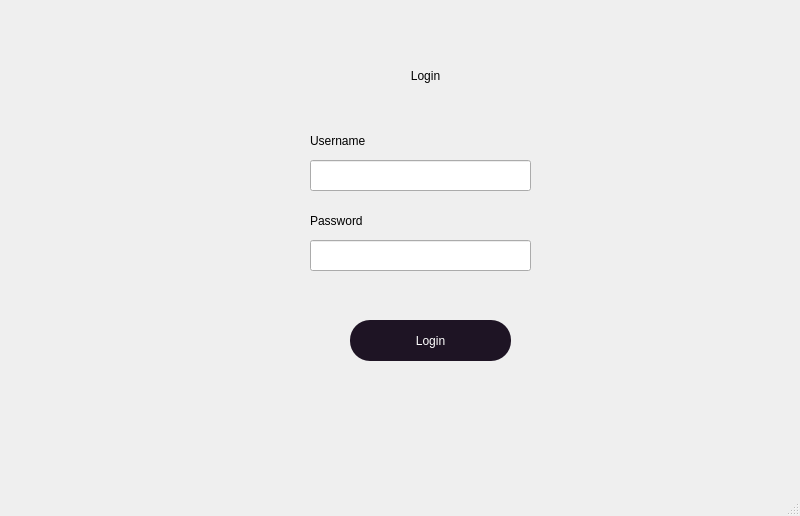
The window that Resources/Ui/Login.ui (Darshitjivani/MBAS) describes before a commit, drawn with Qt 5.
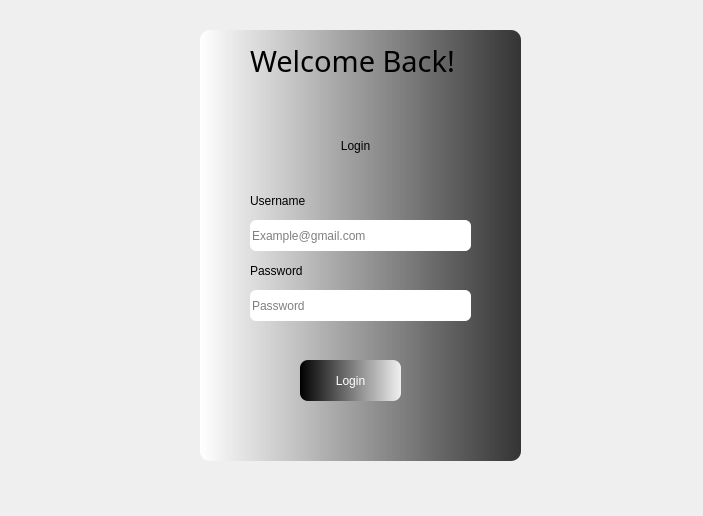
The same window after the commit.

The edit to the form file:
```diff
--- a/Resources/Ui/Login.ui
+++ b/Resources/Ui/Login.ui
@@ -6,7 +6,7 @@
    <rect>
     <x>0</x>
     <y>0</y>
-    <width>800</width>
+    <width>703</width>
     <height>516</height>
    </rect>
   </property>
@@ -17,28 +17,83 @@
    <widget class="QWidget" name="widget" native="true">
     <property name="geometry">
      <rect>
-      <x>0</x>
-      <y>0</y>
-      <width>821</width>
-      <height>471</height>
+      <x>200</x>
+      <y>30</y>
+      <width>321</width>
+      <height>431</height>
      </rect>
     </property>
     <property name="styleSheet">
-     <string notr="true"/>
+     <string notr="true">QWidget {
+	background-color: qlineargradient(spread:pad, x1:0, y1:0, x2:1, y2:0, stop:0 rgba(255, 255, 255, 250), stop:1 rgba(0, 0, 0, 200));
+	font: 75 10pt &quot;Sitka Small&quot;;
+
+  border-radius: 10px;
+
+color: rgb(255, 255, 255);
+
+}
+
+
+
+QPushButton{
+
+border-radius:08px;
+background-color: qlineargradient(spread:pad, x1:0, y1:0, x2:1, y2:0, stop:0 rgba(0, 0, 0, 255), stop:1 rgba(245, 245, 245, 245));
+	font: 75 14pt &quot;Sitka Small&quot;;
+}
+QPushButton:selected {
+  background: #1464A0;
+  color: #19232d;
+}
+
+QPushButton:hover {
+  border-radius: 08px;
+  padding: 5px;
+  background-color:#4b4b4b;
+  border: 1px solid ;
+  
+}
+
+QLabel{
+color: rgb(0, 0, 0);
+}
+
+QLineEdit {
+    border: 0px solid gray;
+    border-radius: 06px;
+    background-color:white;
+	color:rgb(0, 0, 0);
+
+}
+
+QLineEdit:hover {
+  border-radius: 06px;
+  padding: 5px;
+  border: 0px solid rgb(52, 52, 52);
+  color: rgb(0, 0,0);
+}
+
+
+
+
+</string>
     </property>
     <widget class="QLabel" name="label">
      <property name="geometry">
       <rect>
-       <x>330</x>
-       <y>50</y>
-       <width>191</width>
-       <height>51</height>
+       <x>120</x>
+       <y>100</y>
+       <width>71</width>
+       <height>31</height>
       </rect>
      </property>
      <property name="styleSheet">
-      <string notr="true">
+      <string notr="true">background-color:transparent;
+	font: 75 18pt &quot;Sitka Small&quot;;
 
-font: 75 30pt &quot;MS Shell Dlg 2&quot;;</string>
+
+</string>
      </property>
      <property name="text">
       <string>Login</string>
@@ -50,17 +105,14 @@
     <widget class="QPushButton" name="pbLogin">
      <property name="geometry">
       <rect>
-       <x>350</x>
-       <y>320</y>
-       <width>161</width>
+       <x>100</x>
+       <y>330</y>
+       <width>101</width>
        <height>41</height>
       </rect>
      </property>
      <property name="styleSheet">
-      <string notr="true">border-radius:20px;
-background-color: rgb(30, 20, 36);
-font: 75 13pt &quot;MS Shell Dlg 2&quot;;
-color: rgb(255, 255, 255);</string>
+      <string notr="true"/>
      </property>
      <property name="text">
       <string>Login</string>
@@ -69,34 +121,447 @@
     <widget class="QLineEdit" name="leUserName">
      <property name="geometry">
       <rect>
-       <x>310</x>
-       <y>160</y>
+       <x>50</x>
+       <y>190</y>
        <width>221</width>
        <height>31</height>
       </rect>
      </property>
+     <property name="palette">
+      <palette>
+       <active>
+        <colorrole role="WindowText">
+         <brush brushstyle="SolidPattern">
+          <color alpha="255">
+           <red>0</red>
+           <green>0</green>
+           <blue>0</blue>
+          </color>
+         </brush>
+        </colorrole>
+        <colorrole role="Button">
+         <brush brushstyle="SolidPattern">
+          <color alpha="255">
+           <red>255</red>
+           <green>255</green>
+           <blue>255</blue>
+          </color>
+         </brush>
+        </colorrole>
+        <colorrole role="Text">
+         <brush brushstyle="SolidPattern">
+          <color alpha="255">
+           <red>0</red>
+           <green>0</green>
+           <blue>0</blue>
+          </color>
+         </brush>
+        </colorrole>
+        <colorrole role="ButtonText">
+         <brush brushstyle="SolidPattern">
+          <color alpha="255">
+           <red>0</red>
+           <green>0</green>
+           <blue>0</blue>
+          </color>
+         </brush>
+        </colorrole>
+        <colorrole role="Base">
+         <brush brushstyle="SolidPattern">
+          <color alpha="255">
+           <red>255</red>
+           <green>255</green>
+           <blue>255</blue>
+          </color>
+         </brush>
+        </colorrole>
+        <colorrole role="Window">
+         <brush brushstyle="SolidPattern">
+          <color alpha="255">
+           <red>255</red>
+           <green>255</green>
+           <blue>255</blue>
+          </color>
+         </brush>
+        </colorrole>
+        <colorrole role="PlaceholderText">
+         <brush brushstyle="NoBrush">
+          <color alpha="128">
+           <red>0</red>
+           <green>0</green>
+           <blue>0</blue>
+          </color>
+         </brush>
+        </colorrole>
+       </active>
+       <inactive>
+        <colorrole role="WindowText">
+         <brush brushstyle="SolidPattern">
+          <color alpha="255">
+           <red>0</red>
+           <green>0</green>
+           <blue>0</blue>
+          </color>
+         </brush>
+        </colorrole>
+        <colorrole role="Button">
+         <brush brushstyle="SolidPattern">
+          <color alpha="255">
+           <red>255</red>
+           <green>255</green>
+           <blue>255</blue>
+          </color>
+         </brush>
+        </colorrole>
+        <colorrole role="Text">
+         <brush brushstyle="SolidPattern">
+          <color alpha="255">
+           <red>0</red>
+           <green>0</green>
+           <blue>0</blue>
+          </color>
+         </brush>
+        </colorrole>
+        <colorrole role="ButtonText">
+         <brush brushstyle="SolidPattern">
+          <color alpha="255">
+           <red>0</red>
+           <green>0</green>
+           <blue>0</blue>
+          </color>
+         </brush>
+        </colorrole>
+        <colorrole role="Base">
+         <brush brushstyle="SolidPattern">
+          <color alpha="255">
+           <red>255</red>
+           <green>255</green>
+           <blue>255</blue>
+          </color>
+         </brush>
+        </colorrole>
+        <colorrole role="Window">
+         <brush brushstyle="SolidPattern">
+          <color alpha="255">
+           <red>255</red>
+           <green>255</green>
+           <blue>255</blue>
+          </color>
+         </brush>
+        </colorrole>
+        <colorrole role="PlaceholderText">
+         <brush brushstyle="NoBrush">
+          <color alpha="128">
+           <red>0</red>
+           <green>0</green>
+           <blue>0</blue>
+          </color>
+         </brush>
+        </colorrole>
+       </inactive>
+       <disabled>
+        <colorrole role="WindowText">
+         <brush brushstyle="SolidPattern">
+          <color alpha="255">
+           <red>0</red>
+           <green>0</green>
+           <blue>0</blue>
+          </color>
+         </brush>
+        </colorrole>
+        <colorrole role="Button">
+         <brush brushstyle="SolidPattern">
+          <color alpha="255">
+           <red>255</red>
+           <green>255</green>
+           <blue>255</blue>
+          </color>
+         </brush>
+        </colorrole>
+        <colorrole role="Text">
+         <brush brushstyle="SolidPattern">
+          <color alpha="255">
+           <red>0</red>
+           <green>0</green>
+           <blue>0</blue>
+          </color>
+         </brush>
+        </colorrole>
+        <colorrole role="ButtonText">
+         <brush brushstyle="SolidPattern">
+          <color alpha="255">
+           <red>0</red>
+           <green>0</green>
+           <blue>0</blue>
+          </color>
+         </brush>
+        </colorrole>
+        <colorrole role="Base">
+         <brush brushstyle="SolidPattern">
+          <color alpha="255">
+           <red>255</red>
+           <green>255</green>
+           <blue>255</blue>
+          </color>
+         </brush>
+        </colorrole>
+        <colorrole role="Window">
+         <brush brushstyle="SolidPattern">
+          <color alpha="255">
+           <red>255</red>
+           <green>255</green>
+           <blue>255</blue>
+          </color>
+         </brush>
+        </colorrole>
+        <colorrole role="PlaceholderText">
+         <brush brushstyle="NoBrush">
+          <color alpha="128">
+           <red>0</red>
+           <green>0</green>
+           <blue>0</blue>
+          </color>
+         </brush>
+        </colorrole>
+       </disabled>
+      </palette>
+     </property>
+     <property name="styleSheet">
+      <string notr="true"/>
+     </property>
+     <property name="text">
+      <string/>
+     </property>
+     <property name="placeholderText">
+      <string>Example@gmail.com</string>
+     </property>
     </widget>
     <widget class="QLineEdit" name="lePassword">
      <property name="geometry">
       <rect>
-       <x>310</x>
-       <y>240</y>
+       <x>50</x>
+       <y>260</y>
        <width>221</width>
        <height>31</height>
       </rect>
      </property>
+     <property name="palette">
+      <palette>
+       <active>
+        <colorrole role="WindowText">
+         <brush brushstyle="SolidPattern">
+          <color alpha="255">
+           <red>0</red>
+           <green>0</green>
+           <blue>0</blue>
+          </color>
+         </brush>
+        </colorrole>
+        <colorrole role="Button">
+         <brush brushstyle="SolidPattern">
+          <color alpha="255">
+           <red>255</red>
+           <green>255</green>
+           <blue>255</blue>
+          </color>
+         </brush>
+        </colorrole>
+        <colorrole role="Text">
+         <brush brushstyle="SolidPattern">
+          <color alpha="255">
+           <red>0</red>
+           <green>0</green>
+           <blue>0</blue>
+          </color>
+         </brush>
+        </colorrole>
+        <colorrole role="ButtonText">
+         <brush brushstyle="SolidPattern">
+          <color alpha="255">
+           <red>0</red>
+           <green>0</green>
+           <blue>0</blue>
+          </color>
+         </brush>
+        </colorrole>
+        <colorrole role="Base">
+         <brush brushstyle="SolidPattern">
+          <color alpha="255">
+           <red>255</red>
+           <green>255</green>
+           <blue>255</blue>
+          </color>
+         </brush>
+        </colorrole>
+        <colorrole role="Window">
+         <brush brushstyle="SolidPattern">
+          <color alpha="255">
+           <red>255</red>
+           <green>255</green>
+           <blue>255</blue>
+          </color>
+         </brush>
+        </colorrole>
+        <colorrole role="PlaceholderText">
+         <brush brushstyle="NoBrush">
+          <color alpha="128">
+           <red>0</red>
+           <green>0</green>
+           <blue>0</blue>
+          </color>
+         </brush>
+        </colorrole>
+       </active>
+       <inactive>
+        <colorrole role="WindowText">
+         <brush brushstyle="SolidPattern">
+          <color alpha="255">
+           <red>0</red>
+           <green>0</green>
+           <blue>0</blue>
+          </color>
+         </brush>
+        </colorrole>
+        <colorrole role="Button">
+         <brush brushstyle="SolidPattern">
+          <color alpha="255">
+           <red>255</red>
+           <green>255</green>
+           <blue>255</blue>
+          </color>
+         </brush>
+        </colorrole>
+        <colorrole role="Text">
+         <brush brushstyle="SolidPattern">
+          <color alpha="255">
+           <red>0</red>
+           <green>0</green>
+           <blue>0</blue>
+          </color>
+         </brush>
+        </colorrole>
+        <colorrole role="ButtonText">
+         <brush brushstyle="SolidPattern">
+          <color alpha="255">
+           <red>0</red>
+           <green>0</green>
+           <blue>0</blue>
+          </color>
+         </brush>
+        </colorrole>
+        <colorrole role="Base">
+         <brush brushstyle="SolidPattern">
+          <color alpha="255">
+           <red>255</red>
+           <green>255</green>
+           <blue>255</blue>
+          </color>
+         </brush>
+        </colorrole>
+        <colorrole role="Window">
+         <brush brushstyle="SolidPattern">
+          <color alpha="255">
+           <red>255</red>
+           <green>255</green>
+           <blue>255</blue>
+          </color>
+         </brush>
+        </colorrole>
+        <colorrole role="PlaceholderText">
+         <brush brushstyle="NoBrush">
+          <color alpha="128">
+           <red>0</red>
+           <green>0</green>
+           <blue>0</blue>
+          </color>
+         </brush>
+        </colorrole>
+       </inactive>
+       <disabled>
+        <colorrole role="WindowText">
+         <brush brushstyle="SolidPattern">
+          <color alpha="255">
+           <red>0</red>
+           <green>0</green>
+           <blue>0</blue>
+          </color>
+         </brush>
+        </colorrole>
+        <colorrole role="Button">
+         <brush brushstyle="SolidPattern">
+          <color alpha="255">
+           <red>255</red>
+           <green>255</green>
+           <blue>255</blue>
+          </color>
+         </brush>
+        </colorrole>
+        <colorrole role="Text">
+         <brush brushstyle="SolidPattern">
+          <color alpha="255">
+           <red>0</red>
+           <green>0</green>
+           <blue>0</blue>
+          </color>
+         </brush>
+        </colorrole>
+        <colorrole role="ButtonText">
+         <brush brushstyle="SolidPattern">
+          <color alpha="255">
+           <red>0</red>
+           <green>0</green>
+           <blue>0</blue>
+          </color>
+         </brush>
+        </colorrole>
+        <colorrole role="Base">
+         <brush brushstyle="SolidPattern">
+          <color alpha="255">
+           <red>255</red>
+           <green>255</green>
+           <blue>255</blue>
+          </color>
+         </brush>
+        </colorrole>
+        <colorrole role="Window">
+         <brush brushstyle="SolidPattern">
+          <color alpha="255">
+           <red>255</red>
+           <green>255</green>
+           <blue>255</blue>
+          </color>
+         </brush>
+        </colorrole>
+        <colorrole role="PlaceholderText">
+         <brush brushstyle="NoBrush">
+          <color alpha="128">
+           <red>0</red>
+           <green>0</green>
+           <blue>0</blue>
+          </color>
+         </brush>
+        </colorrole>
+       </disabled>
+      </palette>
+     </property>
+     <property name="styleSheet">
+      <string notr="true"/>
+     </property>
+     <property name="placeholderText">
+      <string>Password</string>
+     </property>
     </widget>
     <widget class="QLabel" name="username">
      <property name="geometry">
       <rect>
-       <x>310</x>
-       <y>130</y>
-       <width>61</width>
+       <x>50</x>
+       <y>160</y>
+       <width>71</width>
        <height>21</height>
       </rect>
      </property>
      <property name="styleSheet">
-      <string notr="true">font: 10pt &quot;MS Shell Dlg 2&quot;;</string>
+      <string notr="true">background-color:transparent;</string>
      </property>
      <property name="text">
       <string>Username</string>
@@ -105,32 +570,47 @@
     <widget class="QLabel" name="password">
      <property name="geometry">
       <rect>
-       <x>310</x>
-       <y>210</y>
-       <width>61</width>
+       <x>50</x>
+       <y>230</y>
+       <width>71</width>
        <height>21</height>
       </rect>
      </property>
      <property name="styleSheet">
-      <string notr="true">font: 10pt &quot;MS Shell Dlg 2&quot;;</string>
+      <string notr="true">background-color:transparent;</string>
      </property>
      <property name="text">
       <string>Password</string>
      </property>
     </widget>
+    <widget class="QLabel" name="label_2">
+     <property name="geometry">
+      <rect>
+       <x>50</x>
+       <y>10</y>
+       <width>221</width>
+       <height>41</height>
+      </rect>
+     </property>
+     <property name="font">
+      <font>
+       <family>Sitka Small</family>
+       <pointsize>22</pointsize>
+       <weight>9</weight>
+       <italic>false</italic>
+       <bold>false</bold>
+      </font>
+     </property>
+     <property name="styleSheet">
+      <string notr="true">	font: 75 22pt &quot;Sitka Small&quot;;
+background-color:transparent;</string>
+     </property>
+     <property name="text">
+      <string>Welcome Back!</string>
+     </property>
+    </widget>
    </widget>
   </widget>
-  <widget class="QMenuBar" name="menubar">
-   <property name="geometry">
-    <rect>
-     <x>0</x>
-     <y>0</y>
-     <width>800</width>
-     <height>21</height>
-    </rect>
-   </property>
-  </widget>
-  <widget class="QStatusBar" name="statusbar"/>
  </widget>
  <resources/>
  <connections/>
```
